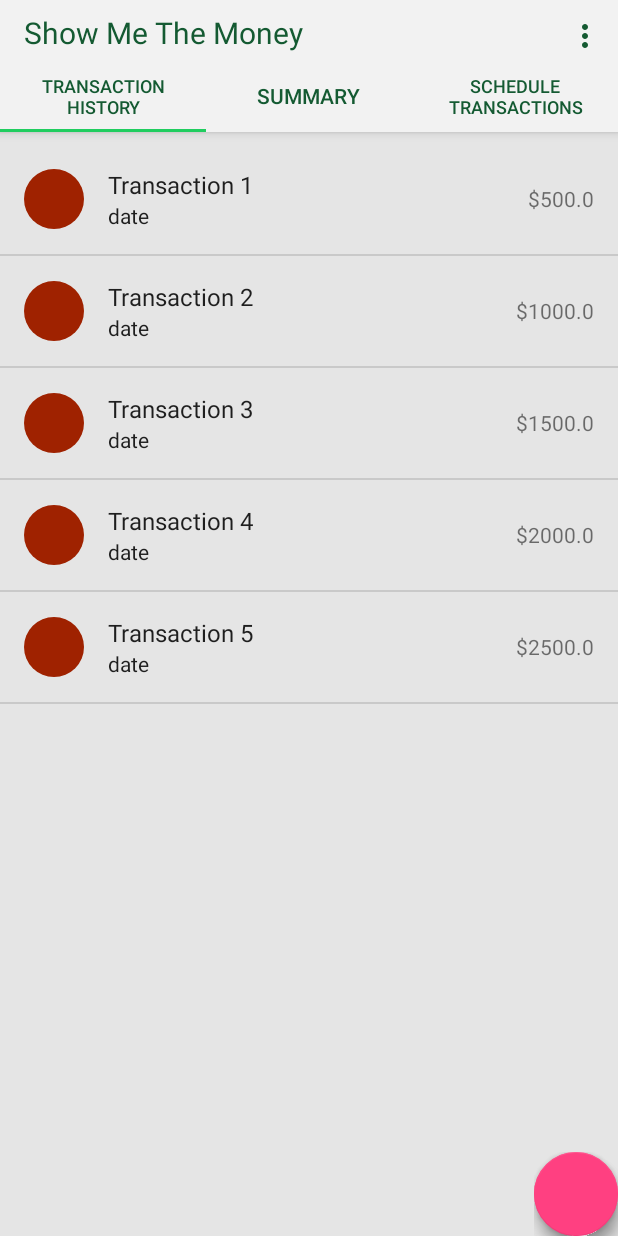
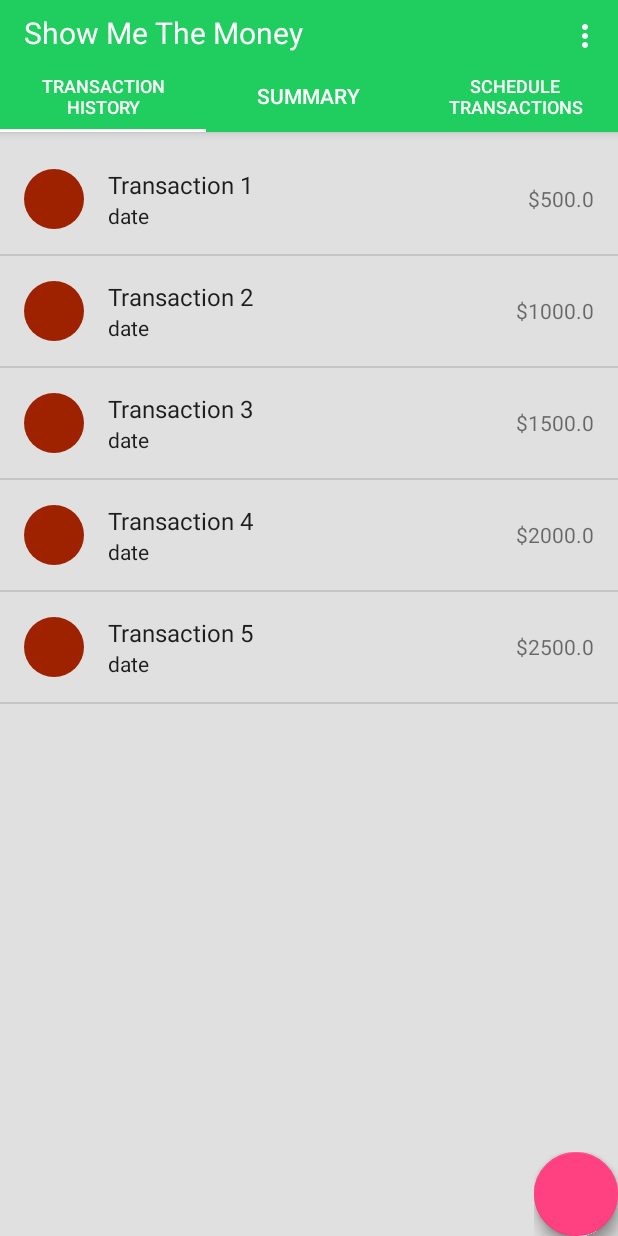
Before and after one commit to KevinLee00/ShowMeTheMoney, an Android app: the screen it shows after launch (MainActivity), in the options menu, after a tap on "Settings", on a phone screen of 412 x 824 dp. Run offline under Robolectric (Android 15) with nearby library versions, the phone set to English and light mode, and no system bars; libraries missing offline, so code that uses them is left out: com.getbase.floatingactionbutton; plain views replace FloatingActionButton, FloatingActionsMenu; 2 statements that could not run were skipped.

Commit message:
Merge branch 'master' of /Users/Kevin/StudioProjects/ShowMeTheMoney with conflicts.

```diff
--- a/app/build.gradle
+++ b/app/build.gradle
@@ -28,5 +28,6 @@ dependencies {
     compile 'com.getbase:floatingactionbutton:1.10.1'
     compile 'com.android.support:appcompat-v7:25.2.0'
     compile 'com.android.support:design:25.2.0'
+    compile 'com.akexorcist:RoundCornerProgressBar:2.0.3'
     testCompile 'junit:junit:4.12'
 }
--- a/app/src/main/java/edu/ucsb/cs/cs185/nivek325/showmethemoney/MainActivity.java
+++ b/app/src/main/java/edu/ucsb/cs/cs185/nivek325/showmethemoney/MainActivity.java
@@ -92,37 +92,36 @@ public class MainActivity extends AppCompatActivity implements TransactionHistor
     /**
      * A placeholder fragment containing a simple view.
      */
-    public static class PlaceholderFragment extends Fragment {
-        /**
-         * The fragment argument representing the section number for this
-         * fragment.
-         */
-        private static final String ARG_SECTION_NUMBER = "section_number";
-
-        public PlaceholderFragment() {
-        }
-
-        /**
-         * Returns a new instance of this fragment for the given section
-         * number.
-         */
-        public static PlaceholderFragment newInstance(int sectionNumber) {
-            PlaceholderFragment fragment = new PlaceholderFragment();
-            Bundle args = new Bundle();
-            args.putInt(ARG_SECTION_NUMBER, sectionNumber);
-            fragment.setArguments(args);
-            return fragment;
-        }
-
-        @Override
-        public View onCreateView(LayoutInflater inflater, ViewGroup container,
-                                 Bundle savedInstanceState) {
-            View rootView = inflater.inflate(R.layout.fragment_main, container, false);
-            TextView textView = (TextView) rootView.findViewById(R.id.section_label);
-            textView.setText(getString(R.string.section_format, getArguments().getInt(ARG_SECTION_NUMBER)));
-            return rootView;
-        }
-    }
+//    public static class ProgressBarFragment extends Fragment {
+//        /**
+//         * The fragment argument representing the section number for this
+//         * fragment.
+//         */
+//        private static final String ARG_SECTION_NUMBER = "section_number";
+//
+//        public ProgressBarFragment() {
+//        }
+//
+//        /**
+//         * Returns a new instance of this fragment for the given section
+//         * number.
+//         */
+//        public static ProgressBarFragment newInstance(int sectionNumber) {
+//            ProgressBarFragment fragment = new ProgressBarFragment();
+//            Bundle args = new Bundle();
+//            args.putInt(ARG_SECTION_NUMBER, sectionNumber);
+//            fragment.setArguments(args);
+//            return fragment;
+//        }
+//
+//        @Override
+//        public View onCreateView(LayoutInflater inflater, ViewGroup container,
+//                                 Bundle savedInstanceState) {
+//
+//            return inflater.inflate(R.layout.progress_bar_detail, container, false);
+//
+//        }
+//    }
 
     /**
      * A {@link FragmentPagerAdapter} that returns a fragment corresponding to
@@ -144,8 +143,10 @@ public class MainActivity extends AppCompatActivity implements TransactionHistor
                 transactionHistoryFragment.setTransactionAdapter(adapter);
                 return transactionHistoryFragment;
             } else {
-                return PlaceholderFragment.newInstance(position + 1);
+                MainProgressBarFragment mProgressBarFragment = new MainProgressBarFragment();
+                return mProgressBarFragment;
             }
+
         }
 
         @Override
--- /dev/null
+++ b/app/src/main/java/edu/ucsb/cs/cs185/nivek325/showmethemoney/MainProgressBarFragment.java
@@ -0,0 +1,37 @@
+package edu.ucsb.cs.cs185.nivek325.showmethemoney;
+
+import android.os.Bundle;
+import android.support.v4.app.Fragment;
+import android.view.LayoutInflater;
+import android.view.View;
+import android.view.ViewGroup;
+
+public class MainProgressBarFragment extends Fragment {
+
+    /**
+     * The fragment argument representing the section number for this
+     * fragment.
+     */
+    private static final String ARG_SECTION_NUMBER = "section_number";
+
+    public MainProgressBarFragment() {
+    }
+
+    /**
+     * Returns a new instance of this fragment for the given section
+     * number.
+     */
+//    public static MainProgressBarFragment newInstance(int sectionNumber) {
+//        MainProgressBarFragment fragment = new MainProgressBarFragment();
+//        Bundle args = new Bundle();
+//        args.putInt(ARG_SECTION_NUMBER, sectionNumber);
+//        fragment.setArguments(args);
+//        return fragment;
+//    }
+
+    @Override
+    public View onCreateView(LayoutInflater inflater, ViewGroup container, Bundle savedInstanceState) {
+        return inflater.inflate(R.layout.progress_bar_detail, container, false);
+    }
+
+}
--- a/app/src/main/res/drawable/ic_add_24dp.xml
+++ b/app/src/main/res/drawable/ic_add_24dp.xml
@@ -4,6 +4,6 @@
         android:viewportWidth="24.0"
         android:viewportHeight="24.0">
     <path
-        android:fillColor="@color/tab_text"
+        android:fillColor="@color/white"
         android:pathData="M19,13h-6v6h-2v-6H5v-2h6V5h2v6h6v2z"/>
 </vector>
--- a/app/src/main/res/layout/activity_main.xml
+++ b/app/src/main/res/layout/activity_main.xml
@@ -13,7 +13,7 @@
         android:id="@+id/appbar"
         android:layout_width="match_parent"
         android:layout_height="wrap_content"
-        android:background="@color/tab_background"
+        android:background="@color/primaryGreen"
         android:paddingTop="@dimen/appbar_padding_top"
         android:theme="@style/AppTheme.AppBarOverlay"
         app:theme="@style/ActionBar"
@@ -25,7 +25,7 @@
             android:id="@+id/toolbar"
             android:layout_width="match_parent"
             android:layout_height="@dimen/toolbar_height"
-            android:background="@color/tab_background"
+            android:background="@color/primaryGreen"
             app:popupTheme="@style/AppTheme.PopupOverlay"
             app:theme="@style/ToolbarColoredBackArrow"
             >
@@ -34,7 +34,7 @@
                 android:layout_width="match_parent"
                 android:layout_height="match_parent"
                 android:text="@string/title"
-                android:textColor="@color/tab_text"
+                android:textColor="@color/white"
                 android:textSize="20sp"/>
 
         </android.support.v7.widget.Toolbar>
@@ -43,10 +43,10 @@
             android:id="@+id/tab_layout"
             android:layout_width="match_parent"
             android:layout_height="wrap_content"
-            android:background="@color/tab_background"
-            app:tabIndicatorColor="@color/money"
-            app:tabSelectedTextColor="@color/tab_text"
-            app:tabTextColor="@color/tab_text"
+            android:background="@color/primaryGreen"
+            app:tabIndicatorColor="@color/white"
+            app:tabSelectedTextColor="@color/white"
+            app:tabTextColor="@color/white"
             />
 
     </android.support.design.widget.AppBarLayout>
@@ -56,7 +56,7 @@
         android:layout_width="match_parent"
         android:layout_height="match_parent"
         android:background="@color/main_background"
-        android:textColor="@color/tab_text"
+        android:textColor="@color/white"
         app:layout_behavior="@string/appbar_scrolling_view_behavior"/>
 
     <com.getbase.floatingactionbutton.FloatingActionsMenu
--- a/app/src/main/res/layout/fragment_main.xml
+++ b/app/src/main/res/layout/fragment_main.xml
@@ -6,7 +6,7 @@
     android:paddingLeft="@dimen/activity_horizontal_margin"
     android:paddingRight="@dimen/activity_horizontal_margin"
     android:paddingTop="@dimen/activity_vertical_margin"
-    tools:context="edu.ucsb.cs.cs185.nivek325.showmethemoney.MainActivity$PlaceholderFragment">
+    tools:context="edu.ucsb.cs.cs185.nivek325.showmethemoney.MainActivity$ProgressBarFragment">
 
     <TextView
         android:id="@+id/section_label"
--- a/app/src/main/res/values/colors.xml
+++ b/app/src/main/res/values/colors.xml
@@ -3,13 +3,22 @@
     <color name="colorPrimary">#3F51B5</color>
     <color name="colorPrimaryDark">#303F9F</color>
     <color name="colorAccent">#FF4081</color>
-    <color name="money">#20CD5F</color>
-    <color name="tab_background">#F2F2F2</color>
-    <color name="tab_text">#145A32</color>
-    <color name="main_background">#E5E5E5</color>
 
+    <color name="primaryGreen">#20CD5F</color>
+    <color name="primaryDarkerGreen">#00bfa5</color>
+    <color name="white">#FFFFFF</color>
+    <color name="main_background">#e0e0e0</color>
 
-
-
+    <color name="material_pink">#f50057</color>
+    <color name="material_red">#d50000</color>
+    <color name="material_orange">#ff6d00</color>
+    <color name="material_amber">#ffc107</color>
+    <color name="material_yellow">#ffeb3b</color>
+    <color name="material_light_green">#64dd17</color>
+    <color name="material_green">#00c853</color>
+    <color name="material_cyan">#18ffff</color>
+    <color name="material_light_blue">#29b6f6</color>
+    <color name="material_blue">#0d47a1</color>
+    <color name="material_purple">#6200ea</color>
 
 </resources>
--- a/app/src/main/res/values/styles.xml
+++ b/app/src/main/res/values/styles.xml
@@ -19,7 +19,7 @@
     </style>
 
     <style name="ToolbarColoredBackArrow" parent="AppTheme">
-        <item name="android:textColorSecondary">@color/tab_text</item>
+        <item name="android:textColorSecondary">@color/white</item>
 
     </style>
 
--- a/build.gradle
+++ b/build.gradle
@@ -5,7 +5,7 @@ buildscript {
         jcenter()
     }
     dependencies {
-        classpath 'com.android.tools.build:gradle:2.2.3'
+        classpath 'com.android.tools.build:gradle:2.3.0'
 
         // NOTE: Do not place your application dependencies here; they belong
         // in the individual module build.gradle files
```
Also changed, not shown: app/src/main/java/edu/ucsb/cs/cs185/nivek325/showmethemoney/DetailedBarsFragment.java (added, +27 -0 lines), app/src/main/res/layout/progress_bar_detail.xml (added, +86 -0 lines), app/src/main/res/layout/progress_bar_main.xml (added, +57 -0 lines), gradle/wrapper/gradle-wrapper.properties.
